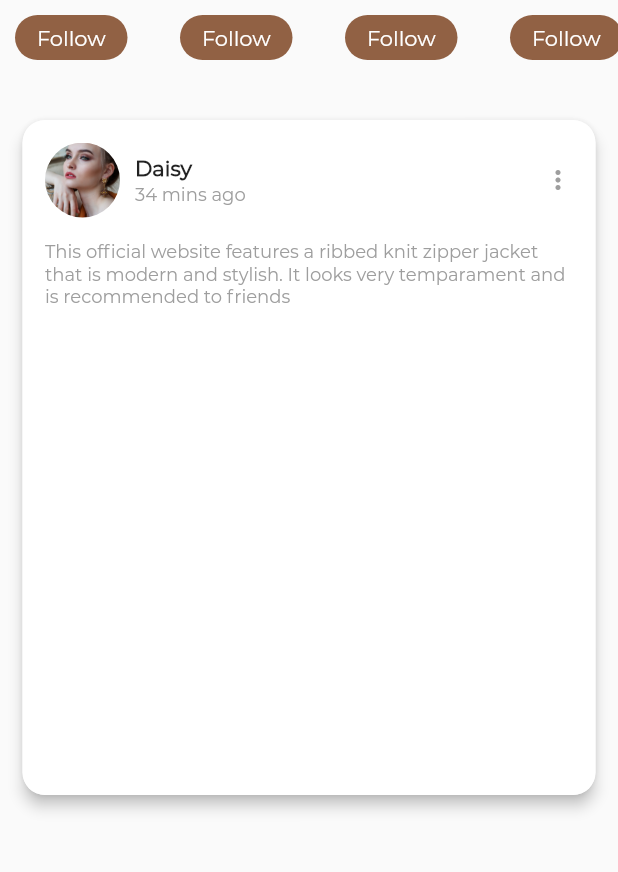
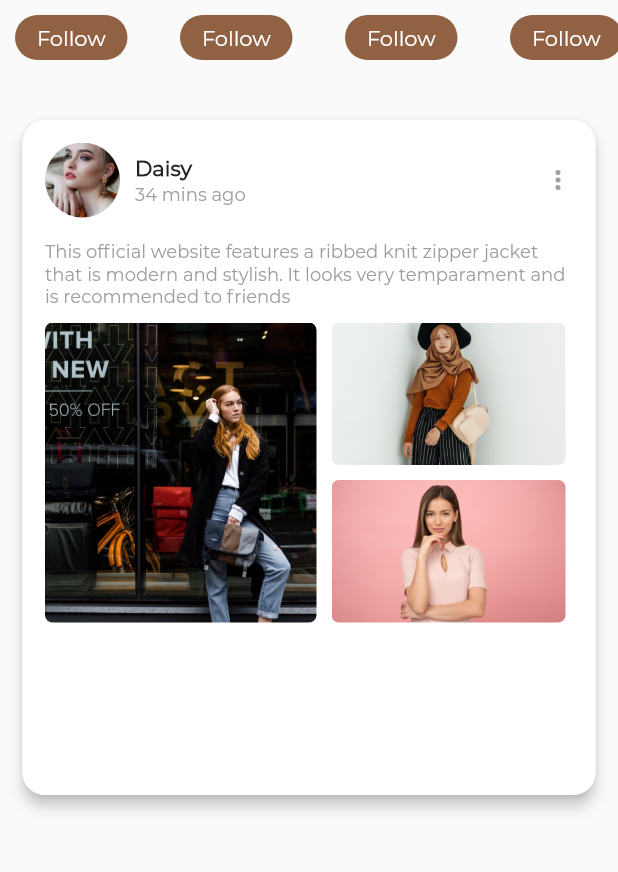
Before and after one commit to JAICHANGPARK/flutter_fashion_design, a Flutter app: the screen it shows after launch, on a phone screen of 412 x 824 dp, the part 234-1106 px from its top. Run offline on Flutter 3.47's test engine with Material 2 defaults, Android fonts, the phone set to English and light mode, and no system bars; project files that could hold a hidden picture were left out.

Commit message:
Update main.dart

```diff
--- a/flutter_fashion_design/lib/main.dart
+++ b/flutter_fashion_design/lib/main.dart
@@ -94,7 +94,8 @@ class _MyHomeState extends State<MyHome> {
                           width: 10.0,
                         ),
                         Container(
-                          width: (MediaQuery.of(context).size.width) - 120.0, // 30 + 30+50 + 10
+                          width: (MediaQuery.of(context).size.width) -
+                              120.0, // 30 + 30+50 + 10
                           child: Row(
                             mainAxisAlignment: MainAxisAlignment.spaceBetween,
                             children: <Widget>[
@@ -128,7 +129,6 @@ class _MyHomeState extends State<MyHome> {
                         )
                       ],
                     ),
-
                     SizedBox(height: 15.0),
                     Text(
                       'This official website features a ribbed knit zipper jacket that is modern and stylish. It looks very temparament and is recommended to friends',
@@ -138,6 +138,75 @@ class _MyHomeState extends State<MyHome> {
                           color: Colors.grey),
                     ),
                     SizedBox(height: 10.0),
+                    Row(
+                      children: <Widget>[
+                        Hero(
+                          tag: 'assets/modelgrid1.jpeg',
+                          child: Container(
+                            height: 200.0,
+                            width: (MediaQuery.of(context).size.width - 50) / 2,
+                            decoration: BoxDecoration(
+                                borderRadius: BorderRadius.circular(5.0),
+                                image: DecorationImage(
+                                    image: AssetImage('assets/modelgrid1.jpeg'),
+                                    fit: BoxFit.cover)),
+                          ),
+                        ),
+                        SizedBox(
+                          width: 10.0,
+                        ),
+                        Column(
+                          children: <Widget>[
+                            InkWell(
+                              onTap: () {
+                                Navigator.of(context).push(MaterialPageRoute(
+                                    builder: (context) => SecondPage(
+                                        heroTag: 'assets/modelgrid2.jpeg')));
+                              },
+                              child: Hero(
+                                tag: 'assets/modelgrid2.jpeg',
+                                child: Container(
+                                  height: 95.0,
+                                  width: (MediaQuery.of(context).size.width - 100.0) / 2,
+                                  decoration: BoxDecoration(
+                                      borderRadius: BorderRadius.circular(5.0),
+                                      image: DecorationImage(
+                                          image: AssetImage(
+                                              'assets/modelgrid2.jpeg'),
+                                          fit: BoxFit.cover)),
+                                ),
+                              ),
+                            ),
+                            SizedBox(height: 10.0),
+                            InkWell(
+                              onTap: () {
+                                Navigator.of(context).push(MaterialPageRoute(
+                                    builder: (context) => SecondPage(
+                                        heroTag: 'assets/modelgrid3.jpeg')));
+                              },
+                              child: Hero(
+                                tag: 'assets/modelgrid3.jpeg',
+                                child: Container(
+                                  height: 95.0,
+                                  width: (MediaQuery.of(context).size.width -
+                                          100.0) /
+                                      2,
+                                  decoration: BoxDecoration(
+                                      borderRadius: BorderRadius.circular(5.0),
+                                      image: DecorationImage(
+                                          image: AssetImage(
+                                              'assets/modelgrid3.jpeg'),
+                                          fit: BoxFit.cover)),
+                                ),
+                              ),
+                            )
+                          ],
+                        ),
+                      ],
+                    ),
+
+
+
 
                   ],
                 ),
```
